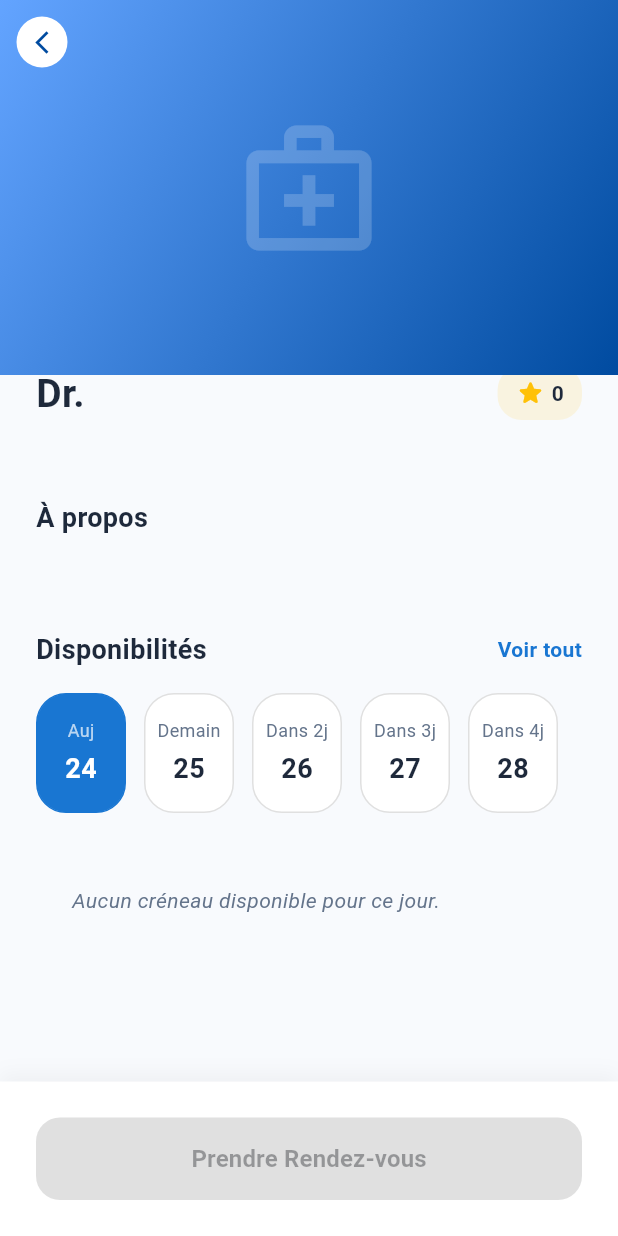
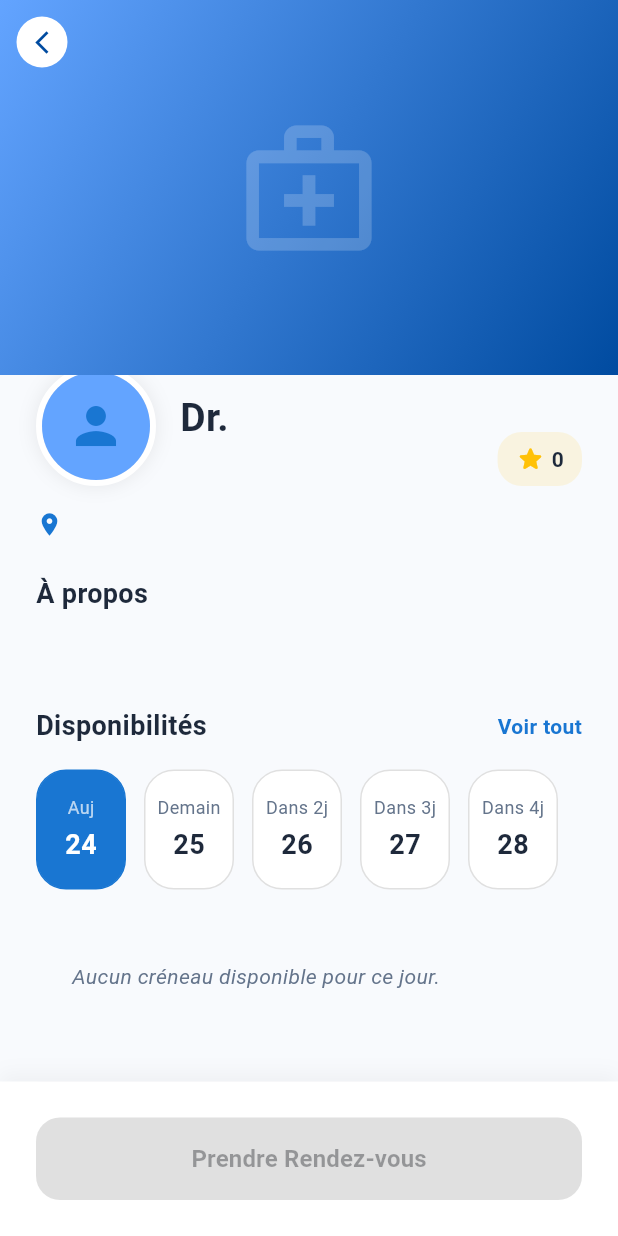
Before and after one commit to Alicamara1997/allo-doct, a Flutter app: the PractitionerDetailsScreen screen opened directly with empty values, on a phone screen of 412 x 824 dp. Run offline on Flutter 3.47's test engine with Material 3 defaults, Android fonts, the phone set to English and light mode, and no system bars; our stand-ins replace cached_network_image, cloud_firestore, firebase_auth, firebase_core, firebase_storage, flutter_map and 4 more; accounts and stored records are empty; network calls fail.

Commit message:
style: enhance practitioner details screen with clinic and profile photos

```diff
--- a/lib/features/patient/practitioner/practitioner_details_screen.dart
+++ b/lib/features/patient/practitioner/practitioner_details_screen.dart
@@ -1,6 +1,7 @@
 import 'package:flutter/material.dart';
 import 'package:go_router/go_router.dart';
 import 'package:provider/provider.dart';
+import 'package:cached_network_image/cached_network_image.dart';
 import '../../../core/constants/colors.dart';
 import '../../../core/providers/auth_provider.dart';
 import '../../../core/services/appointment_service.dart';
@@ -94,7 +95,12 @@ class _PractitionerDetailsScreenState extends State<PractitionerDetailsScreen> {
               onPressed: () => context.pop(),
             ),
             flexibleSpace: FlexibleSpaceBar(
-              background: Container(
+              background: widget.practitionerData['clinicPhotoUrl'] != null && widget.practitionerData['clinicPhotoUrl'].toString().isNotEmpty
+                ? CachedNetworkImage(
+                    imageUrl: widget.practitionerData['clinicPhotoUrl'],
+                    fit: BoxFit.cover,
+                  )
+                : Container(
                     decoration: const BoxDecoration(
                       color: AppColors.primaryLight,
                       gradient: LinearGradient(
@@ -130,11 +136,31 @@ class _PractitionerDetailsScreenState extends State<PractitionerDetailsScreen> {
                 child: Column(
                   crossAxisAlignment: CrossAxisAlignment.start,
                   children: [
-                    // Info Basique
+                    // Avatar Floating over the header
                     Row(
-                      mainAxisAlignment: MainAxisAlignment.spaceBetween,
-                      crossAxisAlignment: CrossAxisAlignment.start,
+                      crossAxisAlignment: CrossAxisAlignment.end,
                       children: [
+                        Container(
+                          width: 80,
+                          height: 80,
+                          decoration: BoxDecoration(
+                            shape: BoxShape.circle,
+                            border: Border.all(color: Colors.white, width: 4),
+                            boxShadow: [BoxShadow(color: Colors.black.withAlpha(20), blurRadius: 10)],
+                          ),
+                          child: ClipOval(
+                            child: widget.practitionerData['photoUrl'] != null && widget.practitionerData['photoUrl'].toString().isNotEmpty
+                                ? CachedNetworkImage(
+                                    imageUrl: widget.practitionerData['photoUrl'],
+                                    fit: BoxFit.cover,
+                                  )
+                                : Container(
+                                    color: AppColors.primaryLight,
+                                    child: const Icon(Icons.person, size: 40, color: AppColors.primary),
+                                  ),
+                          ),
+                        ),
+                        const SizedBox(width: 16),
                         Expanded(
                           child: Column(
                             crossAxisAlignment: CrossAxisAlignment.start,
@@ -177,6 +203,23 @@ class _PractitionerDetailsScreenState extends State<PractitionerDetailsScreen> {
                                 ),
                               ),
                             ],
+                          ),
+                        ),
+                      ],
+                    ),
+                    const SizedBox(height: 16),
+                    // Clinic Address
+                    if (widget.practitionerData['address'] != null)
+                      Row(
+                        children: [
+                          const Icon(Icons.location_on, color: AppColors.primary, size: 18),
+                          const SizedBox(width: 8),
+                          Expanded(
+                            child: Text(
+                              widget.practitionerData['address'],
+                              style: const TextStyle(color: AppColors.textSecondary, fontSize: 13),
+                              maxLines: 2,
+                              overflow: TextOverflow.ellipsis,
                             ),
                           ),
                         ],
```
Also changed, not shown: lib/features/patient/home/patient_home_screen.dart (+25 -0 lines), lib/features/practitioner/home/practitioner_home_screen.dart (+26 -0 lines), firebase.json, 2 other files. Lines whose indentation alone changed are shown as unchanged.
